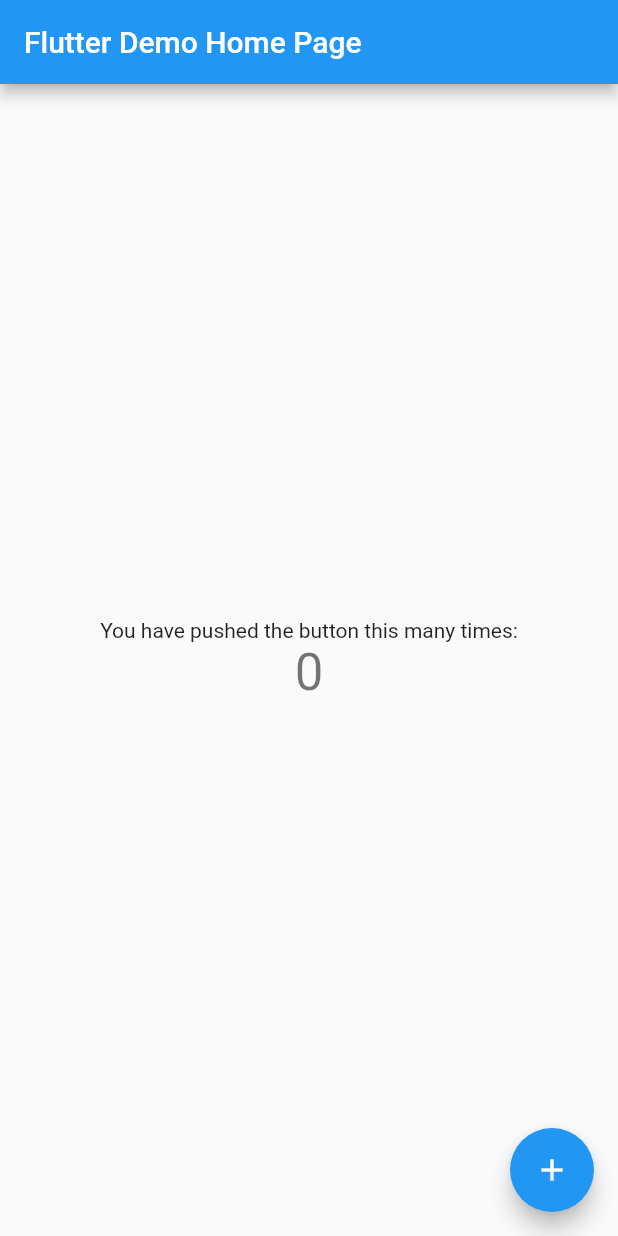
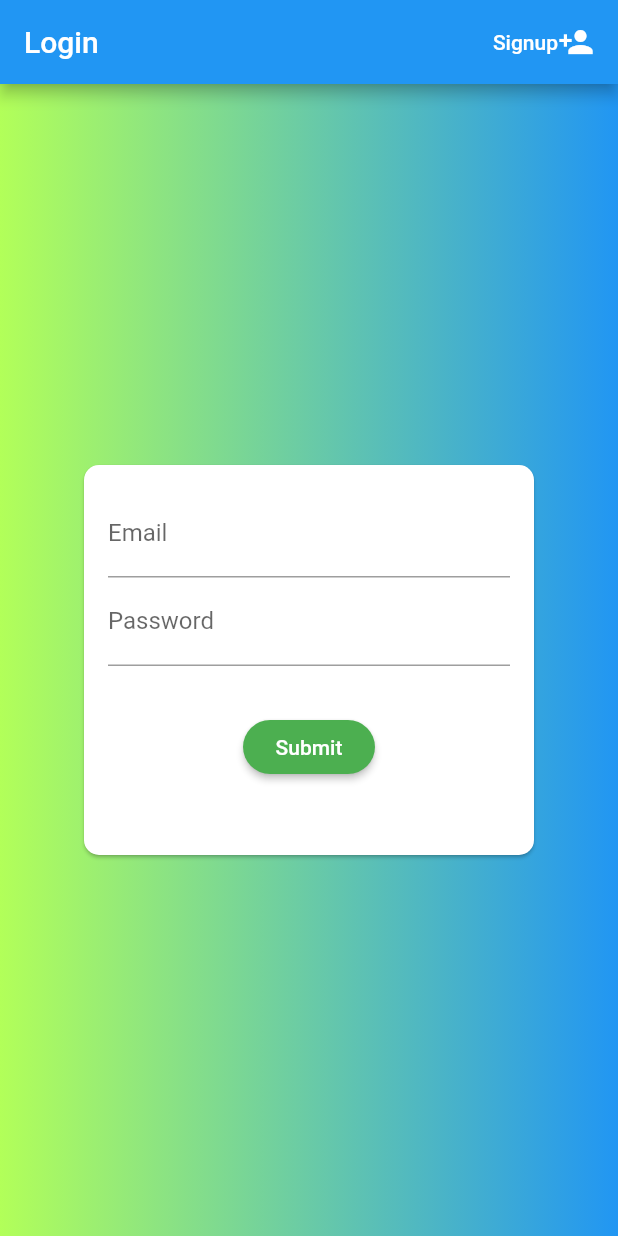
Before and after one commit to wajihuddinkamran/flutter_appfinal, a Flutter app: the screen it shows after launch, on a phone screen of 412 x 824 dp. Run offline on Flutter 3.47's test engine with Material 2 defaults, Android fonts, the phone set to English and light mode, and no system bars.

Commit message:
sign in and signup with fire base

```diff
--- a/lib/main.dart
+++ b/lib/main.dart
@@ -1,117 +1,34 @@
 import 'package:flutter/material.dart';
+import 'package:provider/provider.dart';
 
-void main() {
-  runApp(MyApp());
-}
+import 'screens/home_screen.dart';
+import 'screens/login_screen.dart';
+import 'screens/signup_screen.dart';
+import 'models/authentication.dart';
+
+void main() => runApp(MyApp());
 
 class MyApp extends StatelessWidget {
-  // This widget is the root of your application.
   @override
   Widget build(BuildContext context) {
-    return MaterialApp(
-      title: 'Flutter Demo',
-      theme: ThemeData(
-        // This is the theme of your application.
-        //
-        // Try running your application with "flutter run". You'll see the
-        // application has a blue toolbar. Then, without quitting the app, try
-        // changing the primarySwatch below to Colors.green and then invoke
-        // "hot reload" (press "r" in the console where you ran "flutter run",
-        // or simply save your changes to "hot reload" in a Flutter IDE).
-        // Notice that the counter didn't reset back to zero; the application
-        // is not restarted.
-        primarySwatch: Colors.blue,
-        // This makes the visual density adapt to the platform that you run
-        // the app on. For desktop platforms, the controls will be smaller and
-        // closer together (more dense) than on mobile platforms.
-        visualDensity: VisualDensity.adaptivePlatformDensity,
+    return MultiProvider(
+      providers: [
+        ChangeNotifierProvider.value(
+            value: Authentication(),
+        )
+      ],
+      child: MaterialApp(
+        title: 'Login App',
+        theme: ThemeData(
+          primaryColor: Colors.blue,
+        ),
+        home: LoginScreen(),
+        routes: {
+          SignupScreen.routeName: (ctx)=> SignupScreen(),
+          LoginScreen.routeName: (ctx)=> LoginScreen(),
+          HomeScreen.routeName: (ctx)=> HomeScreen(),
+        },
       ),
-      home: MyHomePage(title: 'Flutter Demo Home Page'),
     );
   }
 }
-
-class MyHomePage extends StatefulWidget {
-  MyHomePage({Key key, this.title}) : super(key: key);
-
-  // This widget is the home page of your application. It is stateful, meaning
-  // that it has a State object (defined below) that contains fields that affect
-  // how it looks.
-
-  // This class is the configuration for the state. It holds the values (in this
-  // case the title) provided by the parent (in this case the App widget) and
-  // used by the build method of the State. Fields in a Widget subclass are
-  // always marked "final".
-
-  final String title;
-
-  @override
-  _MyHomePageState createState() => _MyHomePageState();
-}
-
-class _MyHomePageState extends State<MyHomePage> {
-  int _counter = 0;
-
-  void _incrementCounter() {
-    setState(() {
-      // This call to setState tells the Flutter framework that something has
-      // changed in this State, which causes it to rerun the build method below
-      // so that the display can reflect the updated values. If we changed
-      // _counter without calling setState(), then the build method would not be
-      // called again, and so nothing would appear to happen.
-      _counter++;
-    });
-  }
-
-  @override
-  Widget build(BuildContext context) {
-    // This method is rerun every time setState is called, for instance as done
-    // by the _incrementCounter method above.
-    //
-    // The Flutter framework has been optimized to make rerunning build methods
-    // fast, so that you can just rebuild anything that needs updating rather
-    // than having to individually change instances of widgets.
-    return Scaffold(
-      appBar: AppBar(
-        // Here we take the value from the MyHomePage object that was created by
-        // the App.build method, and use it to set our appbar title.
-        title: Text(widget.title),
-      ),
-      body: Center(
-        // Center is a layout widget. It takes a single child and positions it
-        // in the middle of the parent.
-        child: Column(
-          // Column is also a layout widget. It takes a list of children and
-          // arranges them vertically. By default, it sizes itself to fit its
-          // children horizontally, and tries to be as tall as its parent.
-          //
-          // Invoke "debug painting" (press "p" in the console, choose the
-          // "Toggle Debug Paint" action from the Flutter Inspector in Android
-          // Studio, or the "Toggle Debug Paint" command in Visual Studio Code)
-          // to see the wireframe for each widget.
-          //
-          // Column has various properties to control how it sizes itself and
-          // how it positions its children. Here we use mainAxisAlignment to
-          // center the children vertically; the main axis here is the vertical
-          // axis because Columns are vertical (the cross axis would be
-          // horizontal).
-          mainAxisAlignment: MainAxisAlignment.center,
-          children: <Widget>[
-            Text(
-              'You have pushed the button this many times:',
-            ),
-            Text(
-              '$_counter',
-              style: Theme.of(context).textTheme.headline4,
-            ),
-          ],
-        ),
-      ),
-      floatingActionButton: FloatingActionButton(
-        onPressed: _incrementCounter,
-        tooltip: 'Increment',
-        child: Icon(Icons.add),
-      ), // This trailing comma makes auto-formatting nicer for build methods.
-    );
-  }
-}
--- /dev/null
+++ b/lib/models/authentication.dart
@@ -0,0 +1,61 @@
+import 'dart:convert';
+
+import 'package:flutter/cupertino.dart';
+import 'package:http/http.dart' as http;
+import 'http_exception.dart';
+
+class Authentication with ChangeNotifier
+{
+
+  Future<void> signUp(String email, String password) async
+  {
+    const url = 'https://identitytoolkit.googleapis.com/v1/accounts:signUp?key=AIzaSyAUSUbkTfXWnTrg3eJjxI9jpqIn2mLfM7E';
+
+    try{
+      final response = await http.post(url, body: json.encode(
+          {
+            'email' : email,
+            'password' : password,
+            'returnSecureToken' : true,
+          }
+      ));
+      final responseData = json.decode(response.body);
+//      print(responseData);
+      if(responseData['error'] != null)
+      {
+        throw HttpException(responseData['error']['message']);
+      }
+
+    } catch (error)
+    {
+      throw error;
+    }
+
+  }
+
+  Future<void> logIn(String email, String password) async
+  {
+    const url = 'https://identitytoolkit.googleapis.com/v1/accounts:signInWithPassword?key=AIzaSyAUSUbkTfXWnTrg3eJjxI9jpqIn2mLfM7E';
+
+    try{
+      final response = await http.post(url, body: json.encode(
+          {
+            'email' : email,
+            'password' : password,
+            'returnSecureToken' : true,
+          }
+      ));
+      final responseData = json.decode(response.body);
+      if(responseData['error'] != null)
+      {
+        throw HttpException(responseData['error']['message']);
+      }
+//      print(responseData);
+
+    } catch(error)
+    {
+      throw error;
+    }
+
+  }
+}
--- /dev/null
+++ b/lib/models/http_exception.dart
@@ -0,0 +1,12 @@
+class HttpException implements Exception
+{
+  final String message;
+
+  HttpException(this.message);
+
+  @override
+  String toString() {
+    // TODO: implement toString
+    return message;
+  }
+}
--- /dev/null
+++ b/lib/screens/login_screen.dart
@@ -0,0 +1,173 @@
+import 'package:flutter/material.dart';
+import 'package:provider/provider.dart';
+
+import 'signup_screen.dart';
+import 'home_screen.dart';
+import '../models/authentication.dart';
+
+class LoginScreen extends StatefulWidget {
+  static const routeName = '/login';
+  @override
+  _LoginScreenState createState() => _LoginScreenState();
+}
+
+class _LoginScreenState extends State<LoginScreen> {
+
+  final GlobalKey<FormState> _formKey = GlobalKey();
+
+  Map<String, String> _authData = {
+    'email' : '',
+    'password': ''
+  };
+
+  void _showErrorDialog(String msg)
+  {
+    showDialog(
+        context: context,
+      builder: (ctx) => AlertDialog(
+        title: Text('An Error Occured'),
+        content: Text(msg),
+        actions: <Widget>[
+          FlatButton(
+            child: Text('Okay'),
+            onPressed: (){
+              Navigator.of(ctx).pop();
+            },
+          )
+        ],
+      )
+    );
+  }
+
+  Future<void> _submit() async
+  {
+    if(!_formKey.currentState.validate())
+      {
+        return;
+      }
+    _formKey.currentState.save();
+
+    try{
+      await Provider.of<Authentication>(context, listen: false).logIn(
+          _authData['email'],
+          _authData['password']
+      );
+      Navigator.of(context).pushReplacementNamed(HomeScreen.routeName);
+
+    } catch (error)
+    {
+      var errorMessage = 'Authentication Failed. Please try again later.';
+      _showErrorDialog(errorMessage);
+    }
+
+  }
+  @override
+  Widget build(BuildContext context) {
+    return Scaffold(
+      appBar: AppBar(
+        title: Text('Login'),
+        actions: <Widget>[
+          FlatButton(
+            child: Row(
+              children: <Widget>[
+                Text('Signup'),
+                Icon(Icons.person_add)
+              ],
+            ),
+            textColor: Colors.white,
+            onPressed: (){
+              Navigator.of(context).pushReplacementNamed(SignupScreen.routeName);
+            },
+          )
+        ],
+      ),
+      body: Stack(
+        children: <Widget>[
+          Container(
+            decoration: BoxDecoration(
+              gradient: LinearGradient(
+                colors: [
+                  Colors.lightGreenAccent,
+                  Colors.blue,
+                ]
+              )
+            ),
+          ),
+          Center(
+            child: Card(
+              shape: RoundedRectangleBorder(
+                borderRadius: BorderRadius.circular(10.0),
+              ),
+              child: Container(
+                height: 260,
+                width: 300,
+                padding: EdgeInsets.all(16),
+                child: Form(
+                  key: _formKey,
+                  child: SingleChildScrollView(
+                    child: Column(
+                      children: <Widget>[
+                        //email
+                        TextFormField(
+                          decoration: InputDecoration(labelText: 'Email'),
+                          keyboardType: TextInputType.emailAddress,
+                          validator: (value)
+                          {
+                            if(value.isEmpty || !value.contains('@'))
+                              {
+                                return 'invalid email';
+                              }
+                            return null;
+                          },
+                          onSaved: (value)
+                          {
+                            _authData['email'] = value;
+                          },
+                        ),
+
+                        //password
+                        TextFormField(
+                          decoration: InputDecoration(labelText: 'Password'),
+                          obscureText: true,
+                          validator: (value)
+                          {
+                            if(value.isEmpty || value.length<=5)
+                              {
+                                return 'invalid password';
+                              }
+                            return null;
+                          },
+                          onSaved: (value)
+                          {
+                            _authData['password'] = value;
+                          },
+                        ),
+                        SizedBox(
+                          height: 30,
+                        ),
+                        RaisedButton(
+                          child: Text(
+                            'Submit'
+                          ),
+                          onPressed: ()
+                          {
+                            _submit();
+                          },
+                          shape: RoundedRectangleBorder(
+                            borderRadius: BorderRadius.circular(30),
+                          ),
+                          color: Colors.green,
+                          textColor: Colors.white,
+                        )
+                      ],
+                    ),
+                  ),
+                ),
+              ),
+            ),
+          )
+        ],
+      ),
+    );
+  }
+}
--- a/pubspec.yaml
+++ b/pubspec.yaml
@@ -23,7 +23,8 @@ environment:
 dependencies:
   flutter:
     sdk: flutter
-
+  http: ^0.12.2
+  provider: ^4.3.2+3
 
   # The following adds the Cupertino Icons font to your application.
   # Use with the CupertinoIcons class for iOS style icons.
```
Also changed, not shown: lib/screens/home_screen.dart (added, +23 -0 lines), lib/screens/signup_screen.dart (added, +194 -0 lines), pubspec.lock, 12 other files.
